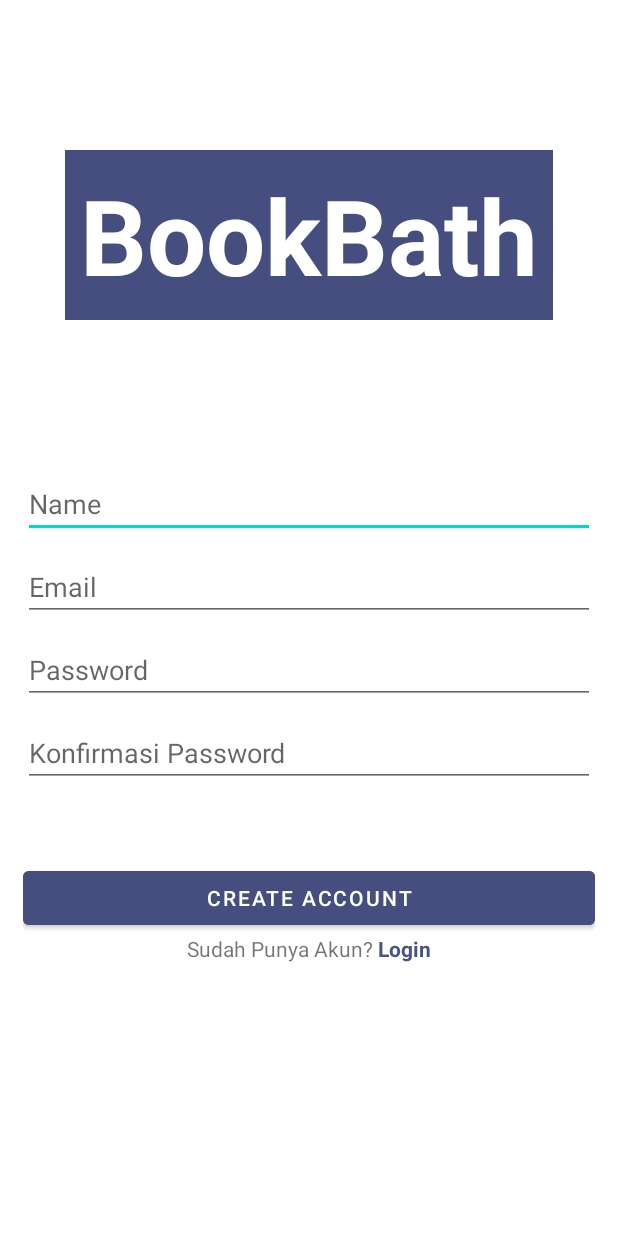
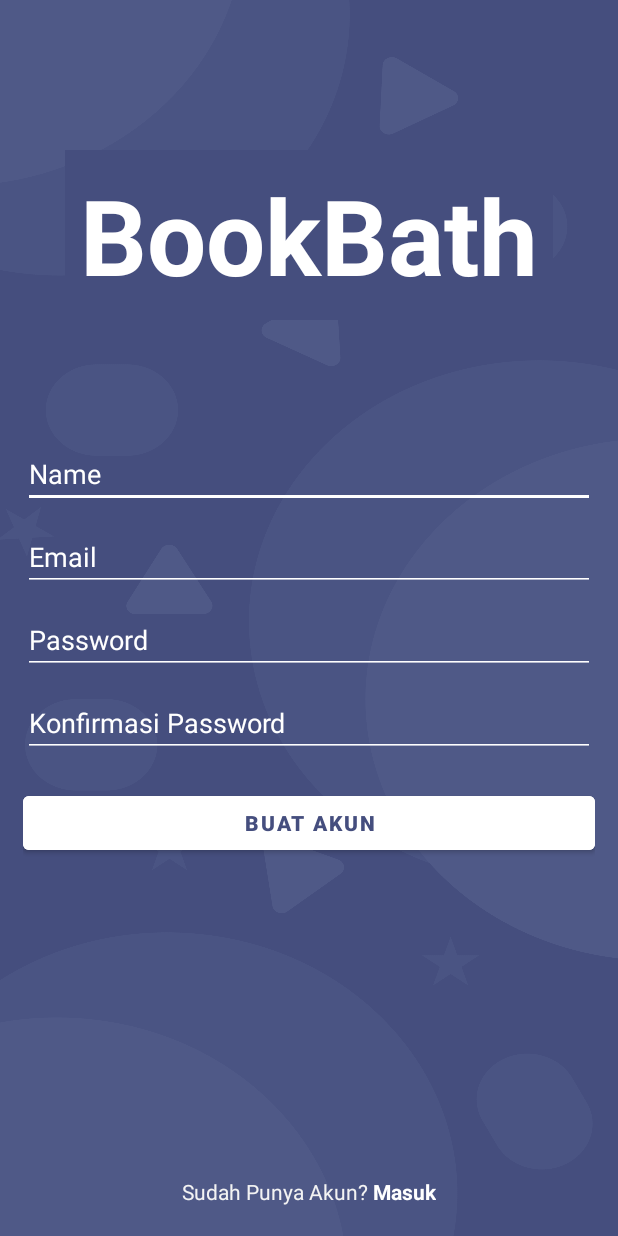
Before and after one commit to ReihanFatilla/BarberKu, an Android app: the layout activity_sign_up.xml on its own in the app's theme, with its tools: preview values and no code run, on a phone screen of 412 x 824 dp. Run offline under Robolectric (Android 15) with nearby library versions, the phone set to English and light mode, and no system bars.

Commit message:
Improving Sign in anda Sign Up UI and Making Tranparent status bar

```diff
--- a/app/src/main/java/com/example/BookBath/presentation/auth/signin/SignInActivity.kt
+++ b/app/src/main/java/com/example/BookBath/presentation/auth/signin/SignInActivity.kt
@@ -11,6 +11,7 @@ import com.example.BookBath.databinding.ActivitySignInBinding
 import com.example.BookBath.presentation.auth.signup.SignUpActivity
 import com.google.firebase.FirebaseApp
 import com.google.firebase.database.*
+import com.reift.weatherapp.helper.HelperFunction
 
 class SignInActivity : AppCompatActivity() {
 
@@ -25,6 +26,7 @@ class SignInActivity : AppCompatActivity() {
         binding = ActivitySignInBinding.inflate(layoutInflater)
         setContentView(binding.root)
         FirebaseApp.initializeApp(this);
+        HelperFunction.transparentStatusbar(this)
 
         mDatabasePreference = FirebaseDatabase.getInstance().getReference("User")
         preferences = LoginPreference(this)
--- a/app/src/main/java/com/example/BookBath/presentation/auth/signup/SignUpActivity.kt
+++ b/app/src/main/java/com/example/BookBath/presentation/auth/signup/SignUpActivity.kt
@@ -10,6 +10,7 @@ import com.example.BookBath.databinding.ActivitySignUpBinding
 import com.example.BookBath.presentation.auth.signin.SignInActivity
 import com.google.firebase.FirebaseApp
 import com.google.firebase.database.*
+import com.reift.weatherapp.helper.HelperFunction
 
 class SignUpActivity : AppCompatActivity() {
 
@@ -25,6 +26,7 @@ class SignUpActivity : AppCompatActivity() {
         binding = ActivitySignUpBinding.inflate(layoutInflater)
         setContentView(binding.root)
         FirebaseApp.initializeApp(this);
+        HelperFunction.transparentStatusbar(this)
 
         mFirebaseInstance = FirebaseDatabase.getInstance()
         mDatabase = FirebaseDatabase.getInstance().getReference()
--- a/app/src/main/java/com/example/BookBath/presentation/home/HomeActivity.kt
+++ b/app/src/main/java/com/example/BookBath/presentation/home/HomeActivity.kt
@@ -6,6 +6,7 @@ import android.os.Bundle
 import com.example.BookBath.data.local.sharedpref.LoginPreference
 import com.example.BookBath.databinding.ActivityHomeBinding
 import com.example.BookBath.presentation.auth.signin.SignInActivity
+import com.reift.weatherapp.helper.HelperFunction.transparentStatusbar
 
 class HomeActivity : AppCompatActivity() {
 
@@ -19,6 +20,7 @@ class HomeActivity : AppCompatActivity() {
         _binding = ActivityHomeBinding.inflate(layoutInflater)
         setContentView(binding.root)
 
+        transparentStatusbar(this)
         preferences = LoginPreference(this)
 
         initView()
--- a/app/src/main/res/layout/activity_home.xml
+++ b/app/src/main/res/layout/activity_home.xml
@@ -5,7 +5,7 @@
     android:layout_width="match_parent"
     android:layout_height="match_parent"
     tools:context=".presentation.home.HomeActivity"
-    >
+    android:background="@color/gray">
 
     <androidx.constraintlayout.widget.ConstraintLayout
         android:layout_width="match_parent"
@@ -18,7 +18,7 @@
             android:id="@+id/img_user_profile"
             android:layout_width="55dp"
             android:layout_height="55dp"
-            android:layout_marginTop="20dp"
+            android:layout_marginTop="35dp"
             android:src="@drawable/ic_baseline_account_circle_24"
             app:layout_constraintTop_toTopOf="parent"
             app:layout_constraintStart_toStartOf="parent"
@@ -159,7 +159,7 @@
                     android:layout_height="wrap_content"
                     android:layout_marginStart="-15dp"
                     android:layout_marginEnd="-15dp"
-
+                    tools:listitem="@layout/item_bookbath"
                     app:layout_constraintEnd_toEndOf="parent"
                     app:layout_constraintHorizontal_bias="0.482"
                     app:layout_constraintStart_toStartOf="parent"
--- a/app/src/main/res/layout/activity_sign_up.xml
+++ b/app/src/main/res/layout/activity_sign_up.xml
@@ -1,5 +1,5 @@
 <?xml version="1.0" encoding="utf-8"?>
-<LinearLayout xmlns:android="http://schemas.android.com/apk/res/android"
+<androidx.constraintlayout.widget.ConstraintLayout xmlns:android="http://schemas.android.com/apk/res/android"
     xmlns:app="http://schemas.android.com/apk/res-auto"
     xmlns:tools="http://schemas.android.com/tools"
     android:layout_width="match_parent"
@@ -7,26 +7,35 @@
     tools:context="com.example.BookBath.presentation.auth.signup.SignUpActivity"
     android:orientation="vertical"
     android:gravity="center_horizontal"
-    android:paddingHorizontal="15dp">
+    android:paddingHorizontal="15dp"
+    android:background="@drawable/bg_app">
 
     <TextView
+        android:id="@+id/tv_app_name"
         android:layout_width="wrap_content"
         android:layout_height="wrap_content"
+        android:layout_marginTop="100dp"
+        android:background="@color/PrimaryColor"
+        android:padding="10dp"
         android:text="BookBath"
+        android:textColor="@color/white"
         android:textSize="70sp"
         android:textStyle="bold"
-        android:textColor="@color/white"
-        android:layout_marginTop="100dp"
-        android:background="@color/PrimaryColor"
-        android:padding="10dp" />
+        app:layout_constraintEnd_toEndOf="parent"
+        app:layout_constraintStart_toStartOf="parent"
+        app:layout_constraintTop_toTopOf="parent" />
 
     <EditText
         android:id="@+id/edt_name"
         android:layout_width="match_parent"
         android:layout_height="wrap_content"
-        android:layout_marginTop="100dp"
+        android:layout_marginTop="80dp"
         android:hint="Name"
-        android:inputType="text" />
+        android:textColor="@color/white"
+        android:textColorHint="@color/white"
+        android:backgroundTint="@color/white"
+        android:inputType="text"
+        app:layout_constraintTop_toBottomOf="@id/tv_app_name"/>
 
     <EditText
         android:id="@+id/edt_email"
@@ -34,6 +43,10 @@
         android:layout_height="wrap_content"
         android:layout_marginTop="10dp"
         android:hint="Email"
+        android:textColor="@color/white"
+        android:textColorHint="@color/white"
+        app:layout_constraintTop_toBottomOf="@id/edt_name"
+        android:backgroundTint="@color/white"
         android:inputType="textEmailAddress" />
 
     <EditText
@@ -42,6 +55,10 @@
         android:layout_height="wrap_content"
         android:layout_marginTop="10dp"
         android:hint="Password"
+        android:textColor="@color/white"
+        android:textColorHint="@color/white"
+        app:layout_constraintTop_toBottomOf="@id/edt_email"
+        android:backgroundTint="@color/white"
         android:inputType="textPassword" />
 
     <EditText
@@ -49,18 +66,29 @@
         android:layout_width="match_parent"
         android:layout_height="wrap_content"
         android:layout_marginTop="10dp"
+        android:textColor="@color/white"
+        android:textColorHint="@color/white"
+        android:backgroundTint="@color/white"
         android:hint="Konfirmasi Password"
+        app:layout_constraintTop_toBottomOf="@id/edt_password"
         android:inputType="textPassword" />
 
     <Button
         android:id="@+id/btn_register"
         android:layout_width="match_parent"
         android:layout_height="wrap_content"
-        android:layout_marginTop="50dp"
-        android:backgroundTint="@color/PrimaryColor"
-        android:text="Create Account" />
+        android:layout_marginTop="20dp"
+        android:backgroundTint="@color/white"
+        android:textColor="@color/PrimaryColor"
+        android:textStyle="bold"
+        app:layout_constraintTop_toBottomOf="@id/edt_password_confirm"
+        android:text="Buat Akun" />
 
     <LinearLayout
+        app:layout_constraintBottom_toBottomOf="parent"
+        app:layout_constraintStart_toStartOf="parent"
+        app:layout_constraintEnd_toEndOf="parent"
+        android:layout_marginBottom="20dp"
         android:layout_width="match_parent"
         android:layout_height="wrap_content"
         android:orientation="horizontal"
@@ -69,16 +97,17 @@
         <TextView
             android:layout_width="wrap_content"
             android:layout_height="wrap_content"
-            android:text="Sudah Punya Akun? " />
+            android:text="Sudah Punya Akun? "
+            android:textColor="@color/gray"/>
 
         <TextView
             android:id="@+id/tb_sign_up"
             android:layout_width="wrap_content"
             android:layout_height="wrap_content"
-            android:textColor="@color/DarkerPrimaryColor"
+            android:textColor="@color/white"
             android:textStyle="bold"
-            android:text="Login" />
+            android:text="Masuk" />
 
     </LinearLayout>
 
-</LinearLayout>
+</androidx.constraintlayout.widget.ConstraintLayout>
--- a/app/src/main/res/values/themes.xml
+++ b/app/src/main/res/values/themes.xml
@@ -11,7 +11,9 @@
         <item name="colorOnSecondary">@color/black</item>
         <!-- Status bar color. -->
         <item name="android:statusBarColor" tools:targetApi="l">@color/white</item>
-        <item name="android:windowLightStatusBar" tools:targetApi="m">true</item>
         <!-- Customize your theme here. -->
+        <item name="android:windowTranslucentStatus">true</item>
+        <item name="android:windowTranslucentNavigation">true</item>
+        <item name="android:forceDarkAllowed" tools:targetApi="q">false</item>
     </style>
 </resources>
```
Also changed, not shown: app/src/main/java/com/example/BookBath/helper/HelperFunction.kt (added, +22 -0 lines), app/src/main/res/layout/activity_sign_in.xml (+35 -15 lines), app/src/main/res/layout/item_bookbath.xml (+5 -5 lines).
